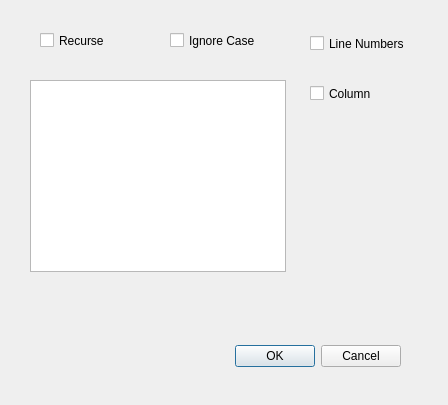
Above: gui/common.ui from CraigDawson/yapygrep before the change. Below: the same form after it.
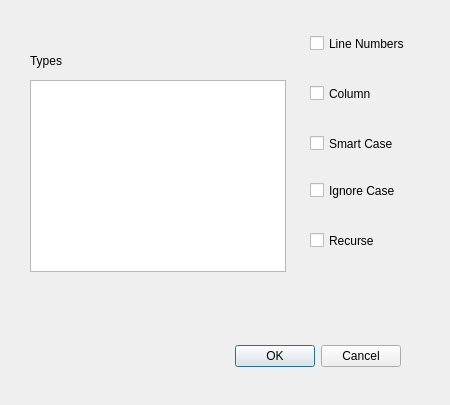
That is the form after the change.

Commit message: Added -S switch and some clean-up

Diff of the .ui file:
```diff
--- a/gui/common.ui
+++ b/gui/common.ui
@@ -6,7 +6,7 @@
    <rect>
     <x>0</x>
     <y>0</y>
-    <width>448</width>
+    <width>450</width>
     <height>405</height>
    </rect>
   </property>
@@ -32,8 +32,8 @@
   <widget class="QCheckBox" name="checkBox">
    <property name="geometry">
     <rect>
-     <x>40</x>
-     <y>30</y>
+     <x>310</x>
+     <y>230</y>
      <width>90</width>
      <height>21</height>
     </rect>
@@ -55,8 +55,8 @@
   <widget class="QCheckBox" name="checkBox_2">
    <property name="geometry">
     <rect>
-     <x>170</x>
-     <y>30</y>
+     <x>310</x>
+     <y>180</y>
      <width>131</width>
      <height>21</height>
     </rect>
@@ -91,6 +91,32 @@
     <string>Column</string>
    </property>
   </widget>
+  <widget class="QCheckBox" name="checkBox_5">
+   <property name="geometry">
+    <rect>
+     <x>310</x>
+     <y>130</y>
+     <width>121</width>
+     <height>27</height>
+    </rect>
+   </property>
+   <property name="text">
+    <string>Smart Case</string>
+   </property>
+  </widget>
+  <widget class="QLabel" name="label">
+   <property name="geometry">
+    <rect>
+     <x>30</x>
+     <y>50</y>
+     <width>67</width>
+     <height>21</height>
+    </rect>
+   </property>
+   <property name="text">
+    <string>Types</string>
+   </property>
+  </widget>
  </widget>
  <resources/>
  <connections>
```
The commit also changes 2 other files.
